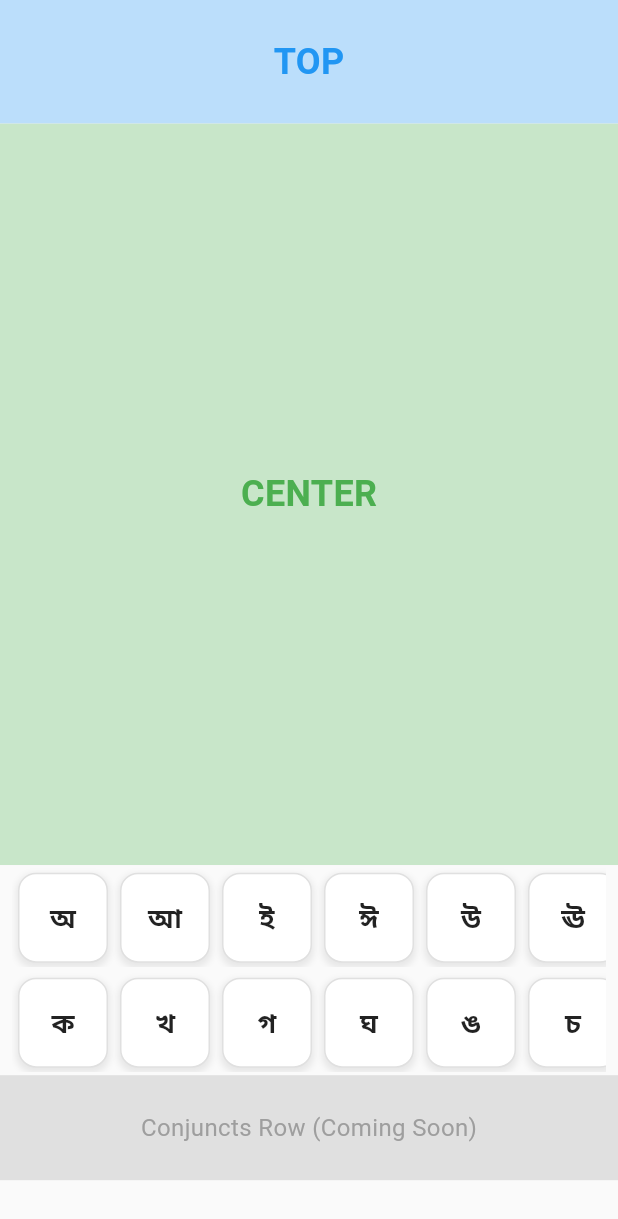
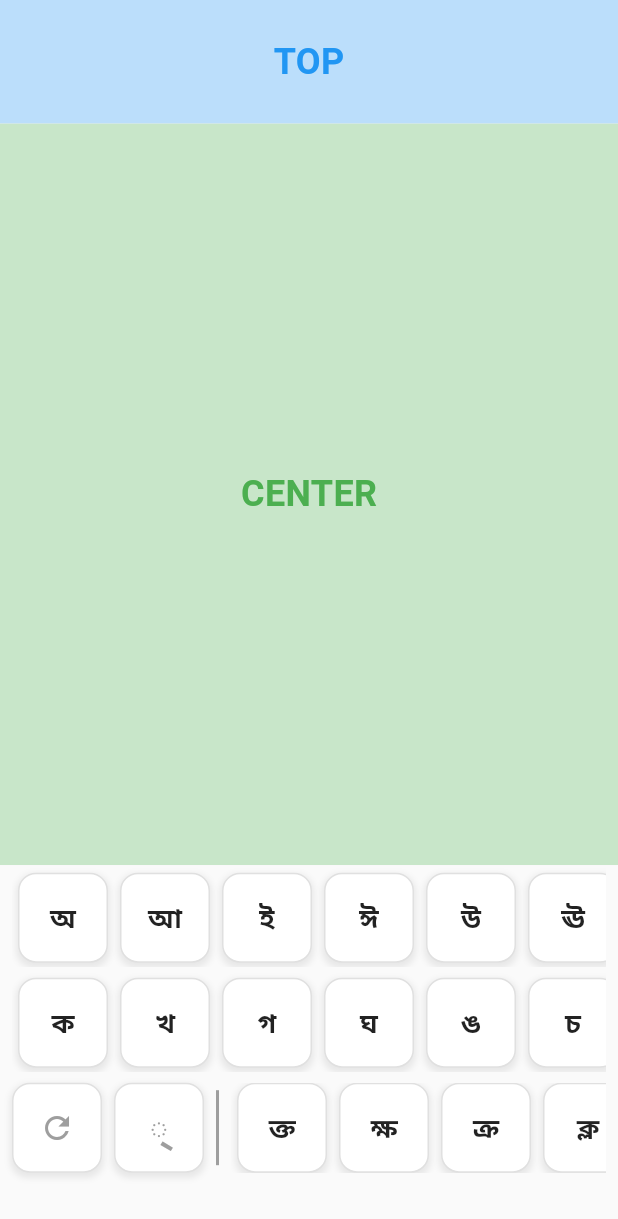
Before and after one commit to kumarlalapet/wordslagna, a Flutter app: the screen it shows after launch, on a phone screen of 412 x 824 dp. Shown: the top 1219 px of the screen. Run offline on Flutter 3.47's test engine with Material 3 defaults, Android fonts, the phone set to English and light mode, and no system bars.

Commit message:
Added conjuncts

```diff
--- a/lib/game_page/bengali/bengali_keyboard.dart
+++ b/lib/game_page/bengali/bengali_keyboard.dart
@@ -10,6 +10,7 @@ class BengaliKeyboard extends StatefulWidget {
 
 class _BengaliKeyboardState extends State<BengaliKeyboard> {
   String? selectedConsonant;
+  String? selectedConjunct;
 
   // Bengali vowels (স্বরবর্ণ)
   static const List<String> vowels = [
@@ -69,15 +70,57 @@ class _BengaliKeyboardState extends State<BengaliKeyboard> {
     'ঁ',
   ];
 
+  // Most common Bengali conjuncts
+  static const List<String> commonConjuncts = [
+    'ক্ত',
+    'ক্ষ',
+    'ক্র',
+    'ক্ল',
+    'ক্ব',
+    'স্ত',
+    'স্প',
+    'স্ম',
+    'স্ন',
+    'স্ল',
+    'ন্দ',
+    'ন্ত',
+    'ন্ম',
+    'ন্ব',
+    'ন্র',
+    'প্ত',
+    'প্ল',
+    'প্র',
+    'প্স',
+    'ম্প',
+    'ম্ল',
+    'ম্র',
+    'ম্ব',
+    'ত্র',
+    'থ্র',
+    'দ্র',
+    'ধ্র',
+    'ব্র',
+    'ভ্র',
+    'ম্র',
+    'শ্র',
+    'ষ্ম',
+    'স্ম',
+  ];
+
   List<String> _getVowelRowItems() {
-    if (selectedConsonant == null) {
-      // Show just vowels when no consonant is selected
-      return vowels;
-    } else {
+    if (selectedConjunct != null) {
+      // Show conjunct + vowel combinations
+      return vowels
+          .map((vowel) => _combineConsonantVowel(selectedConjunct!, vowel))
+          .toList();
+    } else if (selectedConsonant != null) {
       // Show consonant + vowel combinations with proper akshara formation
       return vowels
           .map((vowel) => _combineConsonantVowel(selectedConsonant!, vowel))
           .toList();
+    } else {
+      // Show just vowels when no consonant or conjunct is selected
+      return vowels;
     }
   }
 
@@ -127,6 +170,7 @@ class _BengaliKeyboardState extends State<BengaliKeyboard> {
                     onTap: () {
                       setState(() {
                         selectedConsonant = null; // Reset to show basic vowels
+                        selectedConjunct = null;
                       });
                       print('Selected akshara: $item');
                     },
@@ -152,9 +196,11 @@ class _BengaliKeyboardState extends State<BengaliKeyboard> {
                     onTap: () {
                       setState(() {
                         selectedConsonant = consonant;
+                        selectedConjunct = null; // Clear any selected conjunct
                       });
                       print('Selected consonant: $consonant');
                     },
+                    isHighlighted: selectedConsonant == consonant,
                   ),
                 );
               }).toList(),
@@ -162,15 +208,115 @@ class _BengaliKeyboardState extends State<BengaliKeyboard> {
           ),
         ),
 
-        // Third row - Conjuncts
+        // Third row - Clear, Hasanta, and Common Conjuncts
         Container(
           height: 70,
-          color: Colors.grey[300],
-          child: const Center(
-            child: Text(
-              'Conjuncts Row (Coming Soon)',
-              style: TextStyle(fontSize: 16, color: Colors.grey),
-            ),
+          padding: const EdgeInsets.symmetric(horizontal: 8.0, vertical: 2.0),
+          child: Row(
+            children: [
+              // Clear button
+              Container(
+                width: 60,
+                height: 60,
+                decoration: BoxDecoration(
+                  color: Colors.white,
+                  borderRadius: BorderRadius.circular(12.0),
+                  border: Border.all(color: Colors.grey[300]!, width: 1.0),
+                  boxShadow: [
+                    BoxShadow(
+                      color: Colors.grey.withOpacity(0.2),
+                      spreadRadius: 1,
+                      blurRadius: 3,
+                      offset: const Offset(0, 2),
+                    ),
+                  ],
+                ),
+                child: Material(
+                  color: Colors.transparent,
+                  child: InkWell(
+                    borderRadius: BorderRadius.circular(12.0),
+                    onTap: () {
+                      setState(() {
+                        selectedConsonant = null;
+                        selectedConjunct = null;
+                      });
+                      print('Clear button pressed');
+                    },
+                    child: const Center(
+                      child: Icon(Icons.refresh, color: Colors.grey, size: 24),
+                    ),
+                  ),
+                ),
+              ),
+              const SizedBox(width: 8),
+              // Hasanta button
+              Container(
+                width: 60,
+                height: 60,
+                decoration: BoxDecoration(
+                  color: Colors.white,
+                  borderRadius: BorderRadius.circular(12.0),
+                  border: Border.all(color: Colors.grey[300]!, width: 1.0),
+                  boxShadow: [
+                    BoxShadow(
+                      color: Colors.grey.withOpacity(0.2),
+                      spreadRadius: 1,
+                      blurRadius: 3,
+                      offset: const Offset(0, 2),
+                    ),
+                  ],
+                ),
+                child: Material(
+                  color: Colors.transparent,
+                  child: InkWell(
+                    borderRadius: BorderRadius.circular(12.0),
+                    onTap: () {
+                      // TODO: Handle hasanta functionality
+                      print('Hasanta button pressed');
+                    },
+                    child: const Center(
+                      child: Text(
+                        '্',
+                        style: TextStyle(
+                          fontSize: 24,
+                          fontWeight: FontWeight.bold,
+                          color: Colors.grey,
+                        ),
+                      ),
+                    ),
+                  ),
+                ),
+              ),
+              const SizedBox(width: 8),
+              // Vertical divider
+              Container(width: 2, height: 50, color: Colors.grey),
+              const SizedBox(width: 8),
+              // Scrollable common conjuncts
+              Expanded(
+                child: SingleChildScrollView(
+                  scrollDirection: Axis.horizontal,
+                  child: Row(
+                    children: commonConjuncts.map((conjunct) {
+                      return Padding(
+                        padding: const EdgeInsets.symmetric(horizontal: 4.0),
+                        child: VowelButton(
+                          vowel: conjunct,
+                          onTap: () {
+                            setState(() {
+                              selectedConjunct = conjunct;
+                              selectedConsonant =
+                                  null; // Clear any selected consonant
+                            });
+                            print('Selected conjunct: $conjunct');
+                          },
+                          isHighlighted: selectedConjunct == conjunct,
+                        ),
+                      );
+                    }).toList(),
+                  ),
+                ),
+              ),
+            ],
           ),
         ),
       ],
--- a/lib/game_page/common/vowel_button.dart
+++ b/lib/game_page/common/vowel_button.dart
@@ -5,6 +5,7 @@ class VowelButton extends StatelessWidget {
   final VoidCallback? onTap;
   final double size;
   final double fontSize;
+  final bool isHighlighted;
 
   const VowelButton({
     super.key,
@@ -12,6 +13,7 @@ class VowelButton extends StatelessWidget {
     this.onTap,
     this.size = 60.0,
     this.fontSize = 18.0,
+    this.isHighlighted = false,
   });
 
   @override
@@ -20,9 +22,12 @@ class VowelButton extends StatelessWidget {
       width: size,
       height: size,
       decoration: BoxDecoration(
-        color: Colors.white,
+        color: isHighlighted ? Colors.blue[100] : Colors.white,
         borderRadius: BorderRadius.circular(size * 0.2), // 12px for 60px size
-        border: Border.all(color: Colors.grey[300]!, width: 1.0),
+        border: Border.all(
+          color: isHighlighted ? Colors.blue[300]! : Colors.grey[300]!,
+          width: isHighlighted ? 2.0 : 1.0,
+        ),
         boxShadow: [
           BoxShadow(
             color: Colors.grey.withOpacity(0.2),
@@ -43,7 +48,7 @@ class VowelButton extends StatelessWidget {
               style: TextStyle(
                 fontSize: fontSize,
                 fontWeight: FontWeight.bold,
-                color: Colors.black87,
+                color: isHighlighted ? Colors.blue[700] : Colors.black87,
               ),
             ),
           ),
```
